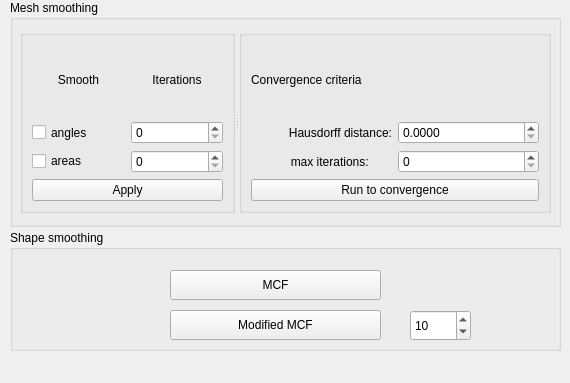
The window that Polyhedron/demo/Polyhedron/Plugins/PMP/Smoothing_plugin.ui (CGAL/cgal) describes before a commit, drawn with Qt 5.
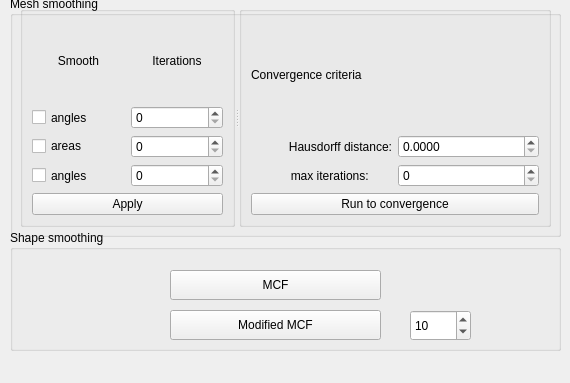
The same window after the commit.

Commit message: extra button in plugin

What changed in the file:
```diff
--- a/Polyhedron/demo/Polyhedron/Plugins/PMP/Smoothing_plugin.ui
+++ b/Polyhedron/demo/Polyhedron/Plugins/PMP/Smoothing_plugin.ui
@@ -76,9 +76,9 @@
     <property name="geometry">
      <rect>
       <x>10</x>
-      <y>0</y>
+      <y>-4</y>
       <width>551</width>
-      <height>227</height>
+      <height>241</height>
      </rect>
     </property>
     <property name="title">
@@ -88,9 +88,9 @@
      <property name="geometry">
       <rect>
        <x>10</x>
-       <y>30</y>
+       <y>10</y>
        <width>531</width>
-       <height>183</height>
+       <height>221</height>
       </rect>
      </property>
      <property name="orientation">
@@ -145,9 +145,6 @@
            </property>
           </widget>
          </item>
-         <item row="5" column="1">
-          <widget class="QSpinBox" name="Angle_spinBox"/>
-         </item>
          <item row="5" column="0">
           <widget class="QCheckBox" name="Angle_checkBox">
            <property name="sizePolicy">
@@ -161,6 +158,25 @@
            </property>
           </widget>
          </item>
+         <item row="5" column="1">
+          <widget class="QSpinBox" name="Angle_spinBox"/>
+         </item>
+         <item row="7" column="0">
+          <widget class="QCheckBox" name="Angle_checkBox_2">
+           <property name="sizePolicy">
+            <sizepolicy hsizetype="Minimum" vsizetype="Minimum">
+             <horstretch>0</horstretch>
+             <verstretch>0</verstretch>
+            </sizepolicy>
+           </property>
+           <property name="text">
+            <string>angles</string>
+           </property>
+          </widget>
+         </item>
+         <item row="7" column="1">
+          <widget class="QSpinBox" name="Angle_spinBox_2"/>
+         </item>
         </layout>
        </item>
        <item>
```
The commit also changes 2 other files.
